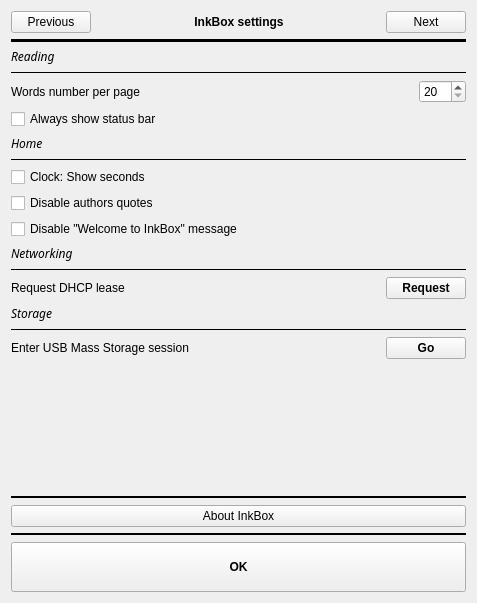
This is settings.ui in Quill-OS/quill as Qt 5 draws it before an edit. The edited form follows.
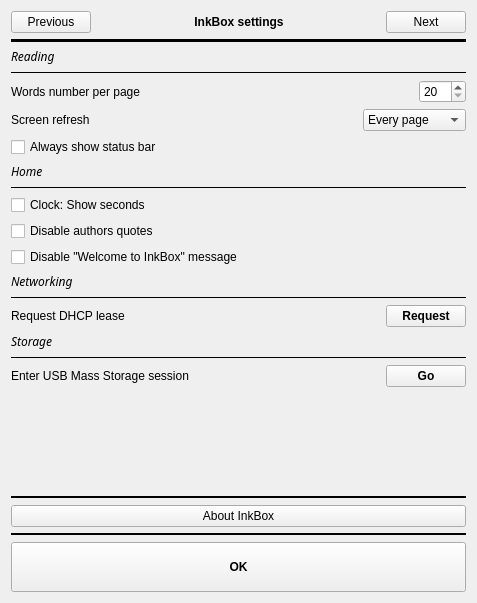
This is the edited form.

Commit message: Added refresh every x page setting

Diff of the .ui file:
```diff
--- a/settings.ui
+++ b/settings.ui
@@ -79,50 +79,24 @@
            <property name="bottomMargin">
             <number>0</number>
            </property>
-           <item row="9" column="0">
-            <widget class="QLabel" name="label_3">
-             <property name="font">
-              <font>
-               <family>Chivo</family>
-               <italic>true</italic>
-              </font>
-             </property>
-             <property name="text">
-              <string>Networking</string>
-             </property>
-            </widget>
-           </item>
-           <item row="6" column="0">
+           <item row="7" column="0">
             <widget class="QCheckBox" name="clockCheckBox">
              <property name="text">
               <string>Clock: Show seconds</string>
              </property>
             </widget>
            </item>
-           <item row="4" column="0">
-            <widget class="QLabel" name="label_2">
-             <property name="font">
-              <font>
-               <family>Chivo</family>
-               <italic>true</italic>
-              </font>
-             </property>
-             <property name="text">
-              <string>Home</string>
-             </property>
-            </widget>
-           </item>
-           <item row="5" column="0">
-            <widget class="Line" name="line_6">
-             <property name="frameShadow">
-              <enum>QFrame::Plain</enum>
-             </property>
-             <property name="orientation">
-              <enum>Qt::Horizontal</enum>
-             </property>
-            </widget>
-           </item>
            <item row="15" column="0">
+            <widget class="Line" name="line_7">
+             <property name="frameShadow">
+              <enum>QFrame::Plain</enum>
+             </property>
+             <property name="orientation">
+              <enum>Qt::Horizontal</enum>
+             </property>
+            </widget>
+           </item>
+           <item row="16" column="0">
             <layout class="QGridLayout" name="gridLayout_4">
              <property name="bottomMargin">
               <number>0</number>
@@ -162,6 +136,80 @@
              </item>
             </layout>
            </item>
+           <item row="13" column="0">
+            <layout class="QGridLayout" name="gridLayout_3">
+             <property name="bottomMargin">
+              <number>0</number>
+             </property>
+             <item row="0" column="0">
+              <widget class="QLabel" name="label_4">
+               <property name="text">
+                <string>Request DHCP lease</string>
+               </property>
+              </widget>
+             </item>
+             <item row="0" column="1">
+              <spacer name="horizontalSpacer">
+               <property name="orientation">
+                <enum>Qt::Horizontal</enum>
+               </property>
+               <property name="sizeHint" stdset="0">
+                <size>
+                 <width>40</width>
+                 <height>20</height>
+                </size>
+               </property>
+              </spacer>
+             </item>
+             <item row="0" column="2">
+              <widget class="QPushButton" name="requestLeaseBtn">
+               <property name="font">
+                <font>
+                 <weight>75</weight>
+                 <bold>true</bold>
+                </font>
+               </property>
+               <property name="text">
+                <string>Request</string>
+               </property>
+              </widget>
+             </item>
+            </layout>
+           </item>
+           <item row="6" column="0">
+            <widget class="Line" name="line_6">
+             <property name="frameShadow">
+              <enum>QFrame::Plain</enum>
+             </property>
+             <property name="orientation">
+              <enum>Qt::Horizontal</enum>
+             </property>
+            </widget>
+           </item>
+           <item row="1" column="0">
+            <widget class="Line" name="line_8">
+             <property name="frameShadow">
+              <enum>QFrame::Plain</enum>
+             </property>
+             <property name="orientation">
+              <enum>Qt::Horizontal</enum>
+             </property>
+            </widget>
+           </item>
+           <item row="8" column="0">
+            <widget class="QCheckBox" name="quoteCheckBox">
+             <property name="text">
+              <string>Disable authors quotes</string>
+             </property>
+            </widget>
+           </item>
+           <item row="4" column="0">
+            <widget class="QCheckBox" name="menuBarCheckBox">
+             <property name="text">
+              <string>Always show status bar</string>
+             </property>
+            </widget>
+           </item>
            <item row="0" column="0">
             <widget class="QLabel" name="label_7">
              <property name="font">
@@ -175,36 +223,6 @@
              </property>
             </widget>
            </item>
-           <item row="13" column="0">
-            <widget class="QLabel" name="label_5">
-             <property name="font">
-              <font>
-               <family>Chivo</family>
-               <italic>true</italic>
-              </font>
-             </property>
-             <property name="text">
-              <string>Storage</string>
-             </property>
-            </widget>
-           </item>
-           <item row="14" column="0">
-            <widget class="Line" name="line_7">
-             <property name="frameShadow">
-              <enum>QFrame::Plain</enum>
-             </property>
-             <property name="orientation">
-              <enum>Qt::Horizontal</enum>
-             </property>
-            </widget>
-           </item>
-           <item row="8" column="0">
-            <widget class="QCheckBox" name="demoCheckBox">
-             <property name="text">
-              <string>Disable &quot;Welcome to InkBox&quot; message</string>
-             </property>
-            </widget>
-           </item>
            <item row="2" column="0">
             <layout class="QGridLayout" name="gridLayout_6">
              <property name="bottomMargin">
@@ -249,6 +267,45 @@
             </layout>
            </item>
            <item row="10" column="0">
+            <widget class="QLabel" name="label_3">
+             <property name="font">
+              <font>
+               <family>Chivo</family>
+               <italic>true</italic>
+              </font>
+             </property>
+             <property name="text">
+              <string>Networking</string>
+             </property>
+            </widget>
+           </item>
+           <item row="5" column="0">
+            <widget class="QLabel" name="label_2">
+             <property name="font">
+              <font>
+               <family>Chivo</family>
+               <italic>true</italic>
+              </font>
+             </property>
+             <property name="text">
+              <string>Home</string>
+             </property>
+            </widget>
+           </item>
+           <item row="14" column="0">
+            <widget class="QLabel" name="label_5">
+             <property name="font">
+              <font>
+               <family>Chivo</family>
+               <italic>true</italic>
+              </font>
+             </property>
+             <property name="text">
+              <string>Storage</string>
+             </property>
+            </widget>
+           </item>
+           <item row="11" column="0">
             <widget class="Line" name="line_3">
              <property name="frameShadow">
               <enum>QFrame::Plain</enum>
@@ -258,69 +315,83 @@
              </property>
             </widget>
            </item>
-           <item row="7" column="0">
-            <widget class="QCheckBox" name="quoteCheckBox">
+           <item row="9" column="0">
+            <widget class="QCheckBox" name="demoCheckBox">
              <property name="text">
-              <string>Disable authors quotes</string>
+              <string>Disable &quot;Welcome to InkBox&quot; message</string>
              </property>
             </widget>
            </item>
-           <item row="1" column="0">
-            <widget class="Line" name="line_8">
-             <property name="frameShadow">
-              <enum>QFrame::Plain</enum>
-             </property>
-             <property name="orientation">
-              <enum>Qt::Horizontal</enum>
-             </property>
-            </widget>
-           </item>
-           <item row="12" column="0">
-            <layout class="QGridLayout" name="gridLayout_3">
-             <property name="bottomMargin">
-              <number>0</number>
-             </property>
-             <item row="0" column="0">
-              <widget class="QLabel" name="label_4">
-               <property name="text">
-                <string>Request DHCP lease</string>
-               </property>
-              </widget>
-             </item>
-             <item row="0" column="1">
-              <spacer name="horizontalSpacer">
-               <property name="orientation">
-                <enum>Qt::Horizontal</enum>
-               </property>
-               <property name="sizeHint" stdset="0">
-                <size>
-                 <width>40</width>
-                 <height>20</height>
-                </size>
-               </property>
-              </spacer>
-             </item>
-             <item row="0" column="2">
-              <widget class="QPushButton" name="requestLeaseBtn">
-               <property name="font">
-                <font>
-                 <weight>75</weight>
-                 <bold>true</bold>
-                </font>
-               </property>
-               <property name="text">
-                <string>Request</string>
-               </property>
-              </widget>
-             </item>
-            </layout>
-           </item>
            <item row="3" column="0">
-            <widget class="QCheckBox" name="menuBarCheckBox">
-             <property name="text">
-              <string>Always show status bar</string>
+            <layout class="QGridLayout" name="gridLayout_9">
+             <property name="bottomMargin">
+              <number>0</number>
              </property>
-            </widget>
+             <item row="0" column="0">
+              <widget class="QLabel" name="screenRefreshLabel">
+               <property name="text">
+                <string>Screen refresh</string>
+               </property>
+              </widget>
+             </item>
+             <item row="0" column="1">
+              <spacer name="horizontalSpacer_7">
+               <property name="orientation">
+                <enum>Qt::Horizontal</enum>
+               </property>
+               <property name="sizeHint" stdset="0">
+                <size>
+                 <width>40</width>
+                 <height>20</height>
+                </size>
+               </property>
+              </spacer>
+             </item>
+             <item row="0" column="2">
+              <widget class="QComboBox" name="comboBox">
+               <item>
+                <property name="text">
+                 <string>Every page</string>
+                </property>
+               </item>
+               <item>
+                <property name="text">
+                 <string>1 page</string>
+                </property>
+               </item>
+               <item>
+                <property name="text">
+                 <string>2 pages</string>
+                </property>
+               </item>
+               <item>
+                <property name="text">
+                 <string>3 pages</string>
+                </property>
+               </item>
+               <item>
+                <property name="text">
+                 <string>4 pages</string>
+                </property>
+               </item>
+               <item>
+                <property name="text">
+                 <string>5 pages</string>
+                </property>
+               </item>
+               <item>
+                <property name="text">
+                 <string>6 pages</string>
+                </property>
+               </item>
+               <item>
+                <property name="text">
+                 <string>Never refresh</string>
+                </property>
+               </item>
+              </widget>
+             </item>
+            </layout>
            </item>
           </layout>
          </item>
```
The commit also changes 5 other files.
